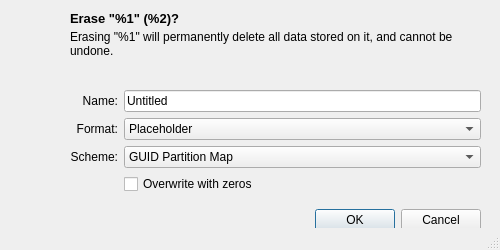
This is Developer Preview/Format Disk.app/Resources/formatdisk.ui in helloSystem/Utilities as Qt 5 draws it before an edit. The edited form follows.
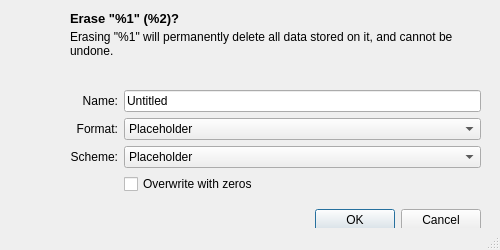
This is the edited form. Icons and pictures are not drawn.

```diff
--- a/Developer Preview/Format Disk.app/Resources/formatdisk.ui
+++ b/Developer Preview/Format Disk.app/Resources/formatdisk.ui
@@ -118,7 +118,7 @@
      <bool>true</bool>
     </property>
    </widget>
-   <widget class="QWidget" name="">
+   <widget class="QWidget" name="layoutWidget">
     <property name="geometry">
      <rect>
       <x>70</x>
@@ -181,12 +181,7 @@
       <widget class="QComboBox" name="scheme">
        <item>
         <property name="text">
-         <string>GUID Partition Map</string>
-        </property>
-       </item>
-       <item>
-        <property name="text">
-         <string>Master Boot Record</string>
+         <string>Placeholder</string>
         </property>
        </item>
       </widget>
```
Left out of the diff: 2 changed lines with no effect on the pictures.
